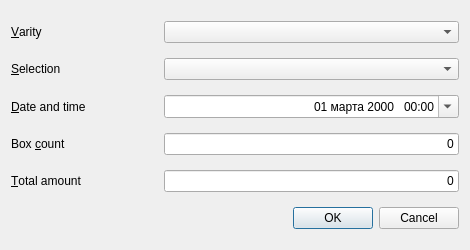
This is dialogs/load_item/load_item.ui in dulobanov/stockroom as Qt 5 draws it before an edit. The edited form follows.
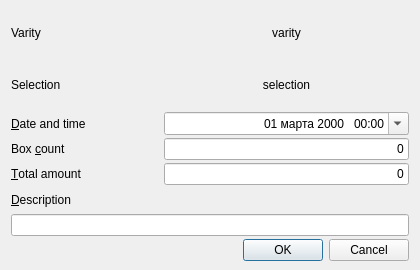
This is the edited form.

The edit to the form file:
```diff
--- a/dialogs/load_item/load_item.ui
+++ b/dialogs/load_item/load_item.ui
@@ -9,10 +9,22 @@
    <rect>
     <x>0</x>
     <y>0</y>
-    <width>470</width>
-    <height>250</height>
+    <width>420</width>
+    <height>270</height>
    </rect>
   </property>
+  <property name="sizePolicy">
+   <sizepolicy hsizetype="Preferred" vsizetype="Preferred">
+    <horstretch>0</horstretch>
+    <verstretch>0</verstretch>
+   </sizepolicy>
+  </property>
+  <property name="minimumSize">
+   <size>
+    <width>420</width>
+    <height>270</height>
+   </size>
+  </property>
   <property name="font">
    <font>
     <pointsize>9</pointsize>
@@ -51,21 +63,30 @@
         </size>
        </property>
        <property name="text">
-        <string>&amp;Varity</string>
-       </property>
-       <property name="buddy">
-        <cstring>varity</cstring>
+        <string>Varity</string>
        </property>
       </widget>
      </item>
      <item>
-      <widget class="QComboBox" name="varity">
+      <widget class="QLabel" name="varity">
        <property name="sizePolicy">
-        <sizepolicy hsizetype="Expanding" vsizetype="Fixed">
+        <sizepolicy hsizetype="Expanding" vsizetype="Preferred">
          <horstretch>0</horstretch>
          <verstretch>0</verstretch>
         </sizepolicy>
        </property>
+       <property name="text">
+        <string>varity</string>
+       </property>
+       <property name="alignment">
+        <set>Qt::AlignCenter</set>
+       </property>
+       <property name="margin">
+        <number>0</number>
+       </property>
+       <property name="indent">
+        <number>0</number>
+       </property>
       </widget>
      </item>
     </layout>
@@ -81,21 +102,30 @@
         </size>
        </property>
        <property name="text">
-        <string>&amp;Selection</string>
-       </property>
-       <property name="buddy">
-        <cstring>selection</cstring>
+        <string>Selection</string>
        </property>
       </widget>
      </item>
      <item>
-      <widget class="QComboBox" name="selection">
+      <widget class="QLabel" name="selection">
        <property name="sizePolicy">
-        <sizepolicy hsizetype="Expanding" vsizetype="Fixed">
+        <sizepolicy hsizetype="Expanding" vsizetype="Preferred">
          <horstretch>0</horstretch>
          <verstretch>0</verstretch>
         </sizepolicy>
        </property>
+       <property name="text">
+        <string>selection</string>
+       </property>
+       <property name="textFormat">
+        <enum>Qt::AutoText</enum>
+       </property>
+       <property name="alignment">
+        <set>Qt::AlignCenter</set>
+       </property>
+       <property name="indent">
+        <number>0</number>
+       </property>
       </widget>
      </item>
     </layout>
@@ -226,6 +256,29 @@
      </item>
     </layout>
    </item>
+   <item>
+    <layout class="QVBoxLayout" name="verticalLayout_2">
+     <item>
+      <widget class="QLabel" name="label_6">
+       <property name="minimumSize">
+        <size>
+         <width>150</width>
+         <height>0</height>
+        </size>
+       </property>
+       <property name="text">
+        <string>&amp;Description</string>
+       </property>
+       <property name="buddy">
+        <cstring>description</cstring>
+       </property>
+      </widget>
+     </item>
+     <item>
+      <widget class="QLineEdit" name="description"/>
+     </item>
+    </layout>
+   </item>
    <item>
     <widget class="QDialogButtonBox" name="buttonBox">
      <property name="locale">
```
Left out of the diff: 27 changed lines with no effect on the pictures.
